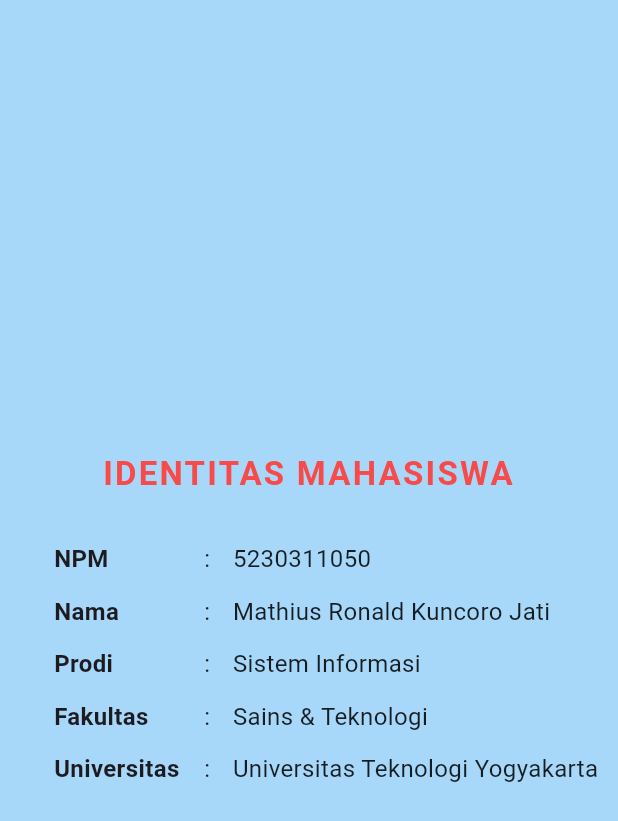
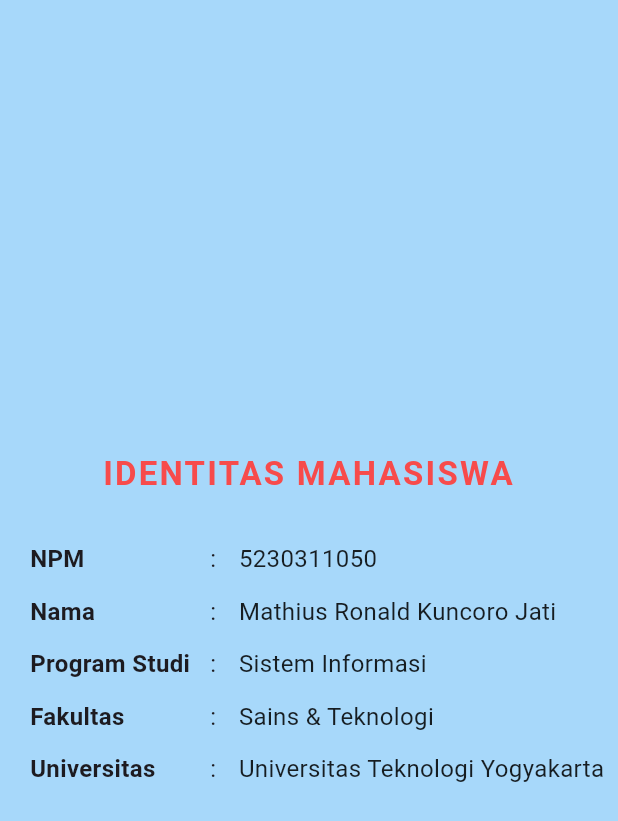
Before and after one commit to MathiusRonaldKJ/5230311050_MathiusRonaldKuncoroJati_Tugas1.5, a Flutter app: the screen it shows after launch, on a phone screen of 412 x 824 dp. Shown: the top 821 px of the screen. Run offline on Flutter 3.47's test engine with Material 3 defaults, Android fonts, the phone set to English and light mode, and no system bars.

Commit message:
Adjust widths of SizedBox components
Increased widths of several SizedBox widgets for better layout.

```diff
--- a/lib/main.dart
+++ b/lib/main.dart
@@ -43,7 +43,7 @@
                 const SizedBox(height: 30),
 
                 Container(
-                  width: 380,
+                  width: 420,
                   padding: const EdgeInsets.symmetric(horizontal: 20),
                   child: const Column(
                     crossAxisAlignment: CrossAxisAlignment.start,
@@ -52,7 +52,7 @@
                       Row(
                         children: [
                           SizedBox(
-                            width: 100,
+                            width: 120, //
                             child: Text(
                               'NPM',
                               style: TextStyle(fontWeight: FontWeight.bold, fontSize: 16),
@@ -76,7 +76,7 @@
                       Row(
                         children: [
                           SizedBox(
-                            width: 100,
+                            width: 120,
                             child: Text(
                               'Nama',
                               style: TextStyle(fontWeight: FontWeight.bold, fontSize: 16),
@@ -100,9 +100,9 @@
                       Row(
                         children: [
                           SizedBox(
-                            width: 100,
+                            width: 120,
                             child: Text(
-                              'Prodi',
+                              'Program Studi',
                               style: TextStyle(fontWeight: FontWeight.bold, fontSize: 16),
                             ),
                           ),
@@ -124,7 +124,7 @@
                       Row(
                         children: [
                           SizedBox(
-                            width: 100,
+                            width: 120,
                             child: Text(
                               'Fakultas',
                               style: TextStyle(fontWeight: FontWeight.bold, fontSize: 16),
@@ -148,7 +148,7 @@
                       Row(
                         children: [
                           SizedBox(
-                            width: 100,
+                            width: 120,
                             child: Text(
                               'Universitas',
                               style: TextStyle(fontWeight: FontWeight.bold, fontSize: 16),
```
